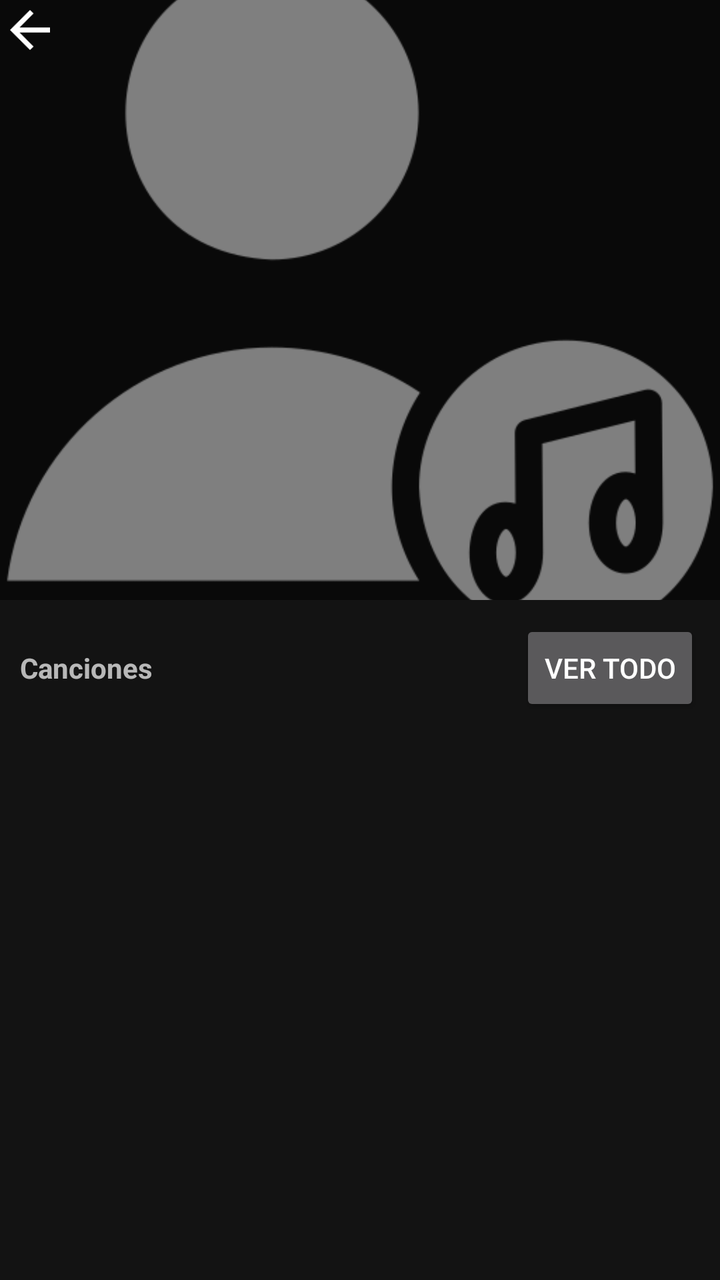
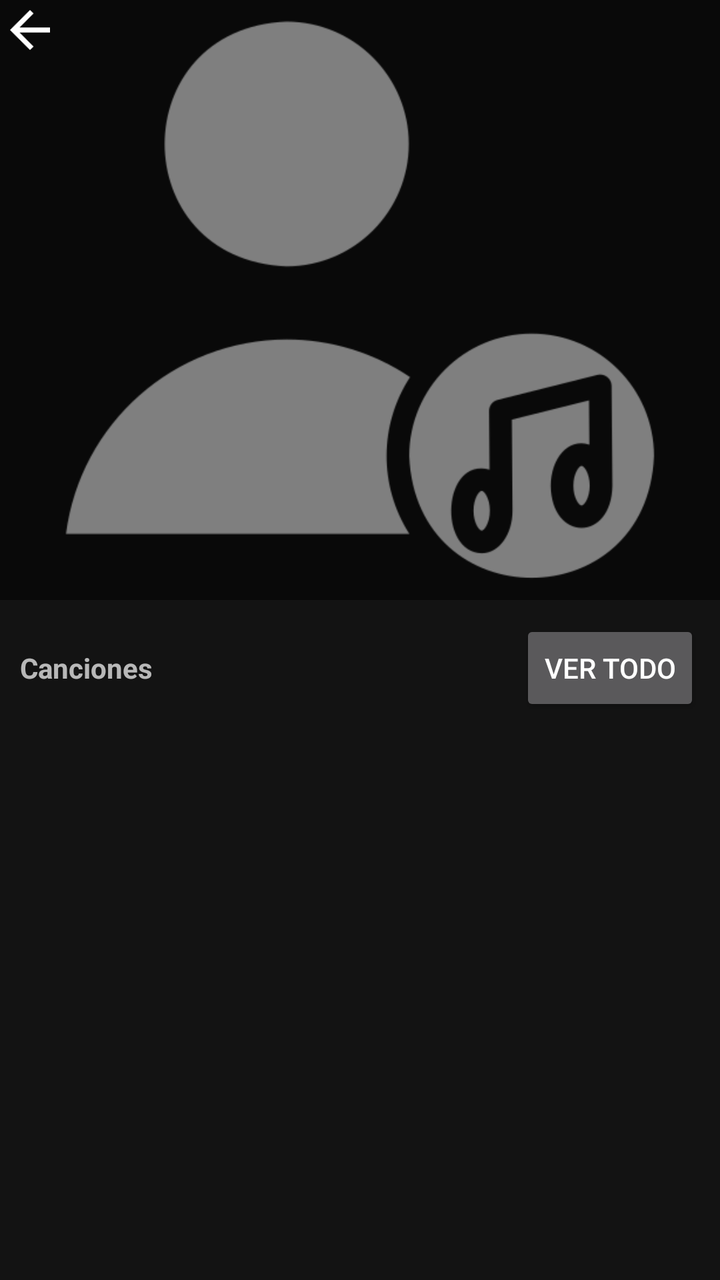

Compare the two renders of this Android layout. The source of the first and the diff that turns it into the second are given below.
<!-- AndroidManifest.xml: application theme Theme.AppCompat.NoActionBar -->
<!-- res/layout/activity_artist.xml -->
<?xml version="1.0" encoding="UTF-8"?>
<LinearLayout
    xmlns:android="http://schemas.android.com/apk/res/android"
    android:layout_width="match_parent"
    android:layout_height="match_parent"
    android:orientation="vertical"
    android:background="#131313">
    <ScrollView 
        android:layout_width="match_parent"
        android:layout_height="match_parent"
        android:layout_weight="1">
        <LinearLayout
            android:id="@+id/layout_Songs"
            android:layout_width="match_parent"
            android:layout_height="wrap_content"
            android:orientation="vertical"> 
            <FrameLayout
                android:layout_width="match_parent"
                android:layout_height="wrap_content">

                <ImageView
                    android:layout_width="match_parent"
                    android:layout_height="300dp"
                    android:scaleType="centerCrop"
                    android:src="@drawable/ic_user_singer"/>
                <View
                    android:layout_width="match_parent"
                    android:layout_height="300dp"
                    android:background="#80000000"/>

                <FrameLayout
                    android:layout_width="match_parent"
                    android:layout_height="300dp"
                    android:orientation="horizontal"
                    android:gravity="center_vertical">
                    <ImageButton
                        android:id="@+id/btn_home"
                        android:layout_width="30dp"
                        android:layout_height="30dp"
                        android:scaleType="fitCenter"
                        android:layout_gravity="top"
                        android:background="@null"
                        android:src="@drawable/ic_return"/>
                    
                    <TextView
                        android:id="@+id/name_Artist"
                        android:layout_width="match_parent"
                        android:layout_height="wrap_content"
                        android:layout_marginStart="0dp"
                        android:layout_marginBottom="10dp"
                        android:layout_gravity="bottom"
                        android:textSize="25sp"
                        android:textStyle="bold"
                        android:textColor="@android:color/white"/>
                </FrameLayout>
            </FrameLayout>
            <LinearLayout
                android:layout_width="match_parent"
                android:layout_height="wrap_content"
                android:layout_margin="10dp">
                <TextView
                    android:layout_width="wrap_content"
                    android:layout_height="wrap_content"
                    android:text="Canciones"
                    android:textStyle="bold"/>
                <View
                    android:layout_width="0dp"
                    android:layout_height="0dp"
                    android:layout_weight="1"/>
                <Button
                    android:layout_width="wrap_content"
                    android:layout_height="wrap_content"
                    android:text="Ver Todo"/>
            </LinearLayout>
            
        </LinearLayout>

    </ScrollView>
</LinearLayout>
<!-- resources referenced by this layout -->
<resources>
  <!-- drawable ic_return: png bitmap (drawable, 813 bytes) -->
  <!-- drawable ic_user_singer: png bitmap (drawable, 15244 bytes) -->
</resources>

<!-- the commit's change to res/layout/activity_artist.xml (unified diff, before → after) -->
@@ -16,12 +16,12 @@
             android:orientation="vertical"> 
             <FrameLayout
                 android:layout_width="match_parent"
-                android:layout_height="wrap_content">
-
+                android:layout_height="300dp">
                 <ImageView
                     android:layout_width="match_parent"
-                    android:layout_height="300dp"
-                    android:scaleType="centerCrop"
+                    android:layout_height="wrap_content"
+                    android:adjustViewBounds="true"
+                    android:scaleType="fitCenter"
                     android:src="@drawable/ic_user_singer"/>
                 <View
                     android:layout_width="match_parent"
